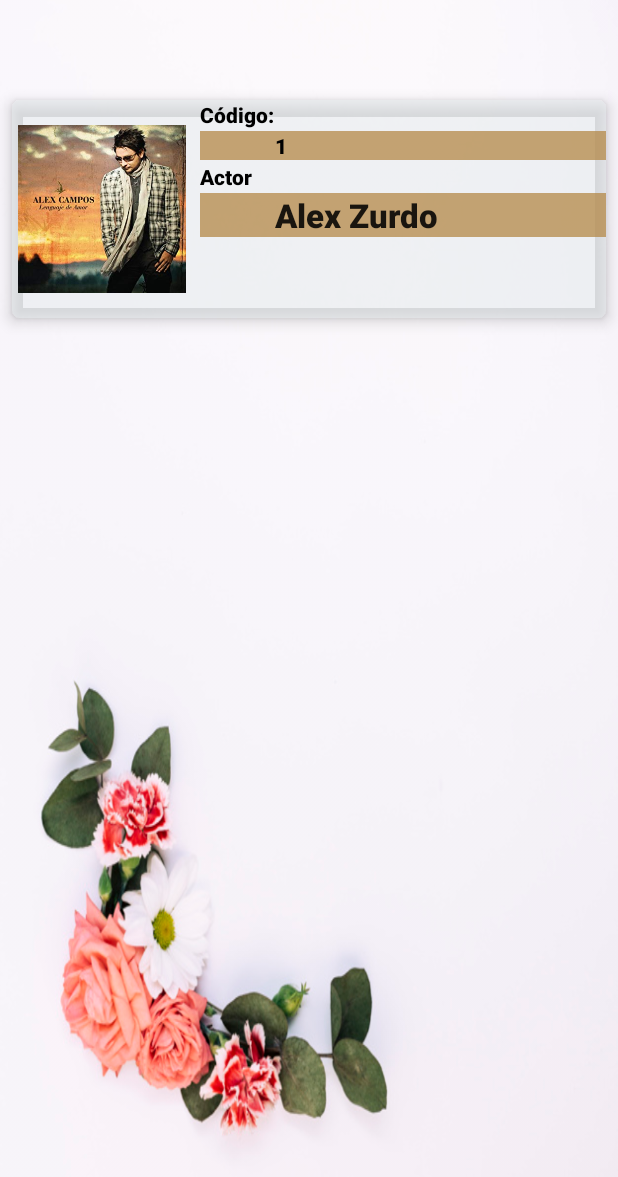
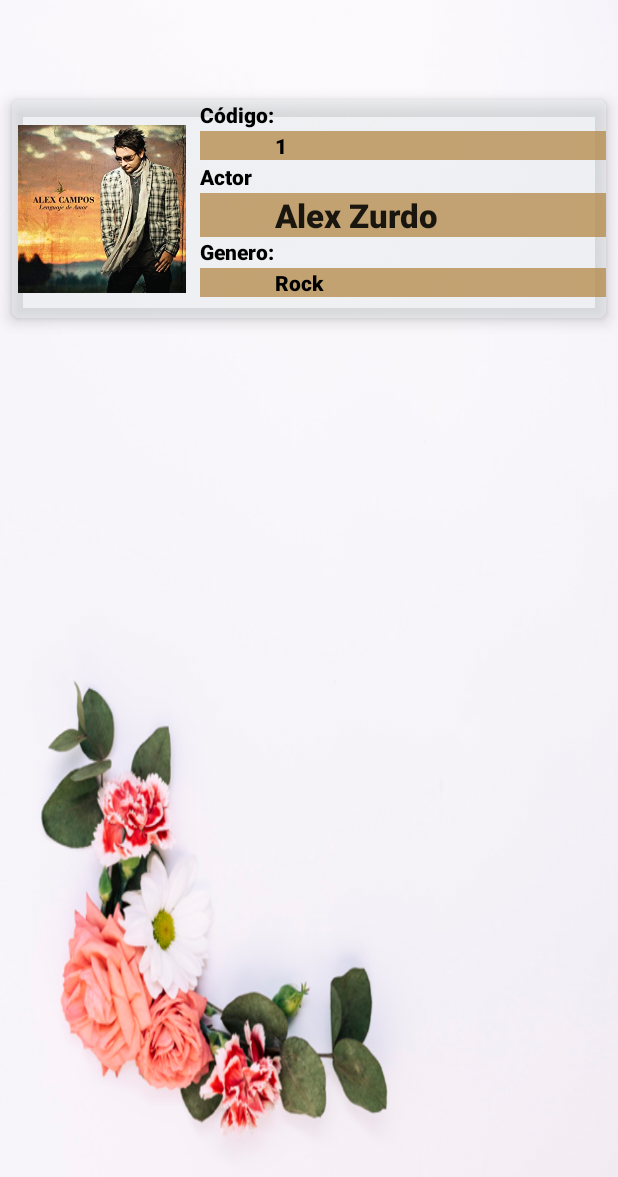
Before and after one commit to rivas25/Himnario, an Android app: the layout list_layout.xml on its own in the app's theme, with its tools: preview values and no code run, on a phone screen of 412 x 824 dp, the part 59-1236 px from its top. Run offline under Robolectric (Android 15) with nearby library versions, the phone set to English and light mode, and no system bars.

Commit message:
Se agragaron dos TextView adicionales

```diff
--- a/app/src/main/res/layout/list_layout.xml
+++ b/app/src/main/res/layout/list_layout.xml
@@ -106,8 +106,32 @@
                 android:textAppearance="@style/Base.TextAppearance.AppCompat.Large"
                 />
 
+            <TextView
+                android:id="@+id/textViewgenero"
+                android:layout_width="match_parent"
+                android:layout_height="wrap_content"
+                android:layout_below="@id/textViewActor1"
+                android:layout_marginLeft="5dp"
+                android:layout_toRightOf="@id/imageView"
+                android:fontFamily="sans-serif-black"
+                android:text="Genero: "
+                android:textAppearance="@style/Base.TextAppearance.AppCompat.Small"
+                android:textColor="#000000" />
 
-
+            <TextView
+                android:id="@+id/textViewgenero1"
+                android:layout_width="match_parent"
+                android:layout_height="wrap_content"
+                android:layout_below="@id/textViewgenero"
+                android:layout_marginLeft="5dp"
+                android:layout_marginTop="1dp"
+                android:layout_toRightOf="@id/imageView"
+                android:fontFamily="sans-serif-black"
+                android:background="#BEB48847"
+                android:paddingLeft="50dp"
+                android:text="Rock"
+                android:textAppearance="@style/Base.TextAppearance.AppCompat.Small"
+                android:textColor="#000000"/>
 
         </RelativeLayout>
 
```
